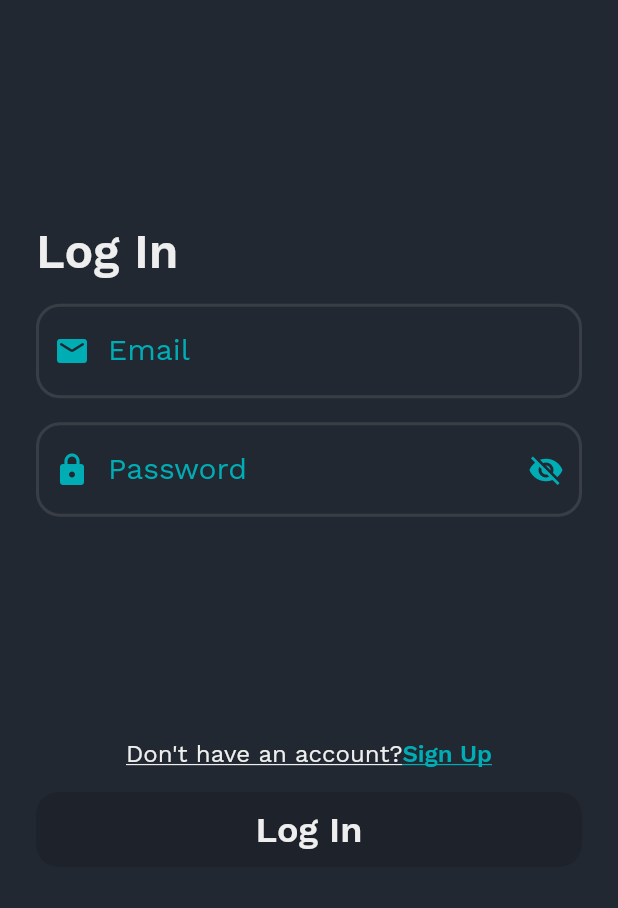
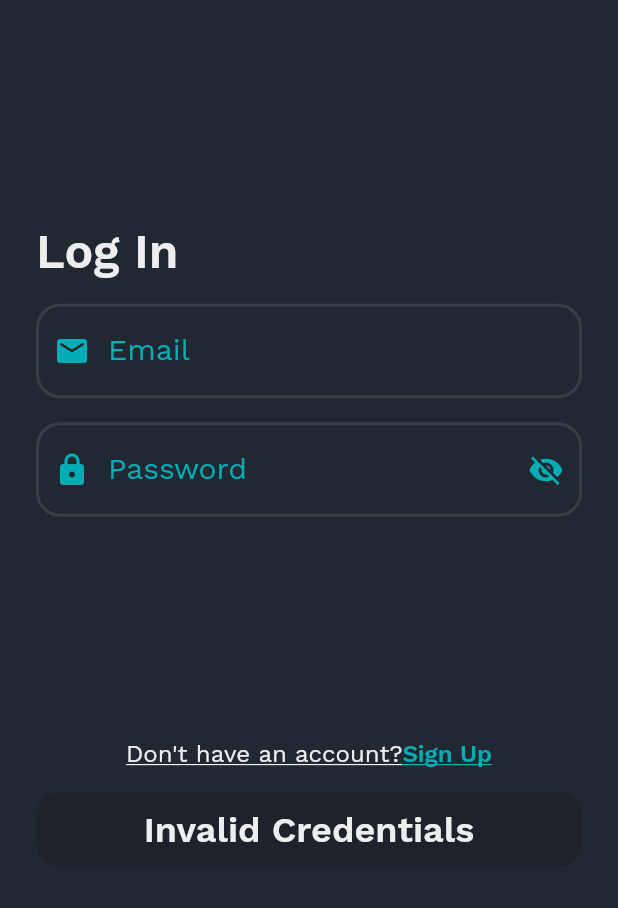
Before and after one commit to EricFrancischett/safesign, a Flutter app: the screen it shows after launch, on a phone screen of 412 x 824 dp, the part 297-1205 px from its top. Run offline on Flutter 3.47's test engine with Material 2 defaults, Android fonts, the phone set to English and light mode, and no system bars; our stand-ins replace firebase_auth, firebase_core, flutter_mobx, google_fonts, hive_flutter, lottie and 1 more; accounts and stored records are empty; generated files the repository leaves out were written again.

Commit message:
Fix Error Dialog

```diff
--- a/lib/core/widgets/main_buttom.dart
+++ b/lib/core/widgets/main_buttom.dart
@@ -3,10 +3,10 @@ import 'package:safesign_app/core/theme/colors_app.dart';
 import 'package:safesign_app/core/theme/fonts_app.dart';
 
 class MainButtom extends StatelessWidget {
-  final String text;
+  final Widget child;
   final Function()? onPressed;
 
-  const MainButtom({Key? key, required this.text, required this.onPressed})
+  const MainButtom({Key? key, required this.child, required this.onPressed})
       : super(key: key);
 
   @override
@@ -22,11 +22,7 @@ class MainButtom extends StatelessWidget {
           ),
         ),
         onPressed: onPressed,
-        child: Text(
-          text,
-          style: FontsApp.mainFontText24.copyWith(
-              fontWeight: FontWeight.w600, color: ColorsApp.appLightGrey),
-        ),
+        child: child,
       ),
     );
   }
--- a/lib/features/login/view/login_page.dart
+++ b/lib/features/login/view/login_page.dart
@@ -1,5 +1,6 @@
 import 'package:flutter/material.dart';
 import 'package:flutter_mobx/flutter_mobx.dart';
+import 'package:lottie/lottie.dart';
 import 'package:safesign_app/core/theme/colors_app.dart';
 import 'package:safesign_app/core/theme/fonts_app.dart';
 import 'package:safesign_app/core/widgets/main_buttom.dart';
@@ -113,13 +114,15 @@ class LoginPage extends StatelessWidget {
                     const SizedBox(
                       height: 16,
                     ),
-                    Observer(builder: (_) {
+                    Observer(
+                      builder: (_) {
+                        bool isLoading = _controller.isButtonAtLoadingStatus;
                         return MainButtom(
-                        text: "Log In",
                           onPressed: _controller.areCredentialsValid
                               ? () async {
                                   _controller.setButtonToLoadingStatus();
-                                final resource = await _controller.loginUser();
+                                  final resource =
+                                      await _controller.loginUser();
                                   if (resource.hasError) {
                                     await showDialog(
                                             context: context,
@@ -145,8 +148,27 @@ class LoginPage extends StatelessWidget {
                                   }
                                 }
                               : null,
+                          child: isLoading
+                              ? SizedBox(
+                                width: 100,
+                                height: 100,
+                                child: Lottie.network(
+                                  'https://assets2.lottiefiles.com/packages/lf20_2tvot70g.json',
+                                  alignment: Alignment.center,
+                                  fit: BoxFit.fill,
+                                ),
+                              )
+                              : Text(
+                                  _controller.areCredentialsValid
+                                      ? "Log In"
+                                      : "Invalid Credentials",
+                                  style: FontsApp.mainFontText24.copyWith(
+                                      fontWeight: FontWeight.w600,
+                                      color: ColorsApp.appLightGrey),
+                                ),
                         );
-                    }),
+                      },
+                    ),
                   ],
                 ),
               ],
--- a/lib/features/login/view/widgets/custom_error_dialog.dart
+++ b/lib/features/login/view/widgets/custom_error_dialog.dart
@@ -19,7 +19,9 @@ class CustomErrorDialog extends StatelessWidget {
         child: Container(
           decoration: BoxDecoration(
             border: Border.all(color: ColorsApp.appBlue, width: 3),
-            borderRadius: const BorderRadius.all(Radius.circular(15),),
+            borderRadius: const BorderRadius.all(
+              Radius.circular(15),
+            ),
             color: ColorsApp.appDarkGrey.withOpacity(0.5),
           ),
           child: Padding(
@@ -32,12 +34,20 @@ class CustomErrorDialog extends StatelessWidget {
                 Text(
                   errorMessage,
                   textAlign: TextAlign.center,
-                    style: FontsApp.mainFontText24.copyWith(color: ColorsApp.appLightGrey),
+                  style: FontsApp.mainFontText24
+                      .copyWith(color: ColorsApp.appLightGrey),
                 ),
                 const SizedBox(
                   height: 16,
                 ),
-                  MainButtom(text: "Ok!", onPressed: onPressed)
+                MainButtom(
+                    onPressed: onPressed,
+                    child: Text(
+                      "Ok",
+                      style: FontsApp.mainFontText24.copyWith(
+                          fontWeight: FontWeight.w600,
+                          color: ColorsApp.appLightGrey),
+                    ))
               ],
             ),
           ),
```
Lines whose indentation alone changed are shown as unchanged.
